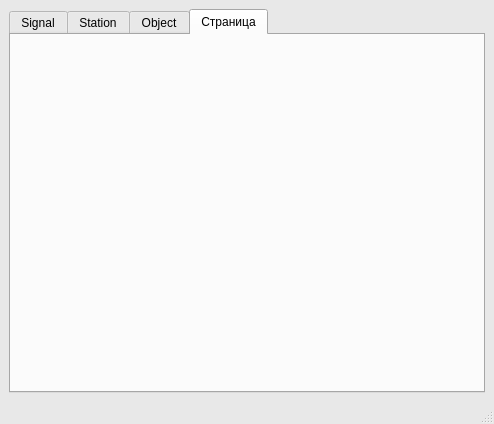
First picture: the form in src/app/mainwindow.ui, repository Lynech/the-reflected-signal-simulator, before the edit.
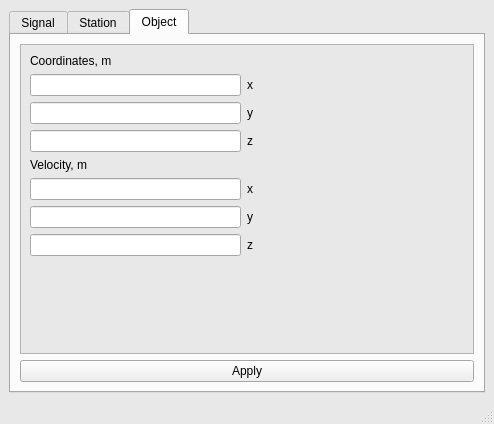
Second picture: the form after the edit. The open tabs and pages were chosen to show the change.

Patch:
```diff
--- a/src/app/mainwindow.ui
+++ b/src/app/mainwindow.ui
@@ -827,12 +827,6 @@
         </item>
        </layout>
       </widget>
-      <widget class="QWidget" name="tab_4">
-       <attribute name="title">
-        <string>Страница</string>
-       </attribute>
-       <layout class="QGridLayout" name="gridLayout_5"/>
-      </widget>
      </widget>
     </item>
    </layout>
```
Left out of the diff: 2 changed lines with no effect on the pictures.
